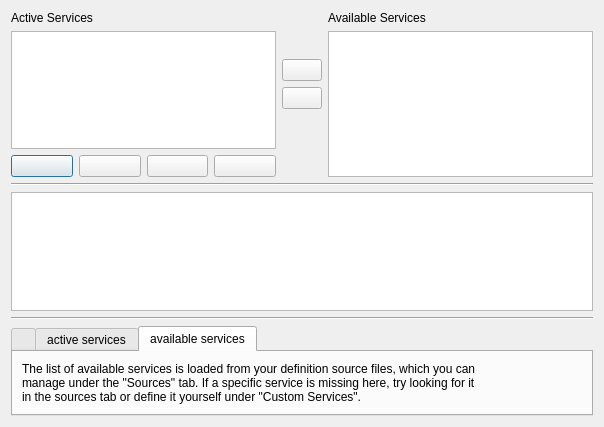
Before: the Qt Designer form contents/code/dialogs/Services.ui in mbleichner/service-monitor, drawn with Qt 5.
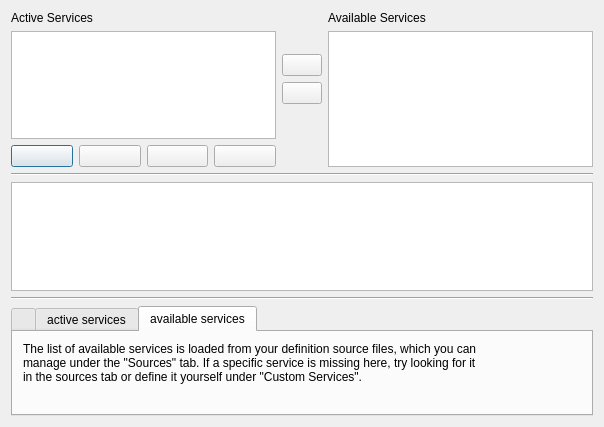
After: the same form once the commit is applied. The open tabs and pages were chosen to show the change. Icons and pictures are not drawn.

Commit message: made all help tabs same height and wrote help text for settings page

What changed in the file:
```diff
--- a/contents/code/dialogs/Services.ui
+++ b/contents/code/dialogs/Services.ui
@@ -232,6 +232,18 @@
    </item>
    <item>
     <widget class="QTabWidget" name="helpTabWidget">
+     <property name="sizePolicy">
+      <sizepolicy hsizetype="Expanding" vsizetype="Minimum">
+       <horstretch>0</horstretch>
+       <verstretch>0</verstretch>
+      </sizepolicy>
+     </property>
+     <property name="minimumSize">
+      <size>
+       <width>0</width>
+       <height>110</height>
+      </size>
+     </property>
      <property name="currentIndex">
       <number>2</number>
      </property>
@@ -288,13 +300,25 @@
        <string>available services</string>
       </attribute>
       <layout class="QVBoxLayout" name="verticalLayout_6">
+       <property name="margin">
+        <number>10</number>
+       </property>
        <item>
         <widget class="QLabel" name="label_3">
+         <property name="sizePolicy">
+          <sizepolicy hsizetype="Expanding" vsizetype="Expanding">
+           <horstretch>0</horstretch>
+           <verstretch>0</verstretch>
+          </sizepolicy>
+         </property>
          <property name="text">
           <string>The list of available services is loaded from your definition source files, which you can
 manage under the &quot;Sources&quot; tab. If a specific service is missing here, try looking for it
 in the sources tab or define it yourself under &quot;Custom Services&quot;.</string>
          </property>
+         <property name="alignment">
+          <set>Qt::AlignLeading|Qt::AlignLeft|Qt::AlignTop</set>
+         </property>
         </widget>
        </item>
       </layout>
```
Left out of the diff: 21 changed lines with no effect on the pictures. The commit also changes 10 other files.
